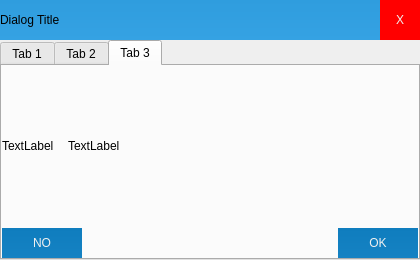
Before: the Qt Designer form MessageForm.ui in longteng9/WikiMate, drawn with Qt 5.
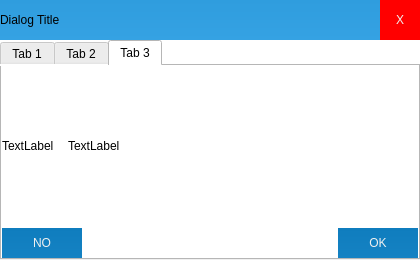
After: the same form once the commit is applied.

What changed in the file:
```diff
--- a/MessageForm.ui
+++ b/MessageForm.ui
@@ -13,6 +13,9 @@
   <property name="windowTitle">
    <string>Form</string>
   </property>
+  <property name="styleSheet">
+   <string notr="true">background-color: rgb(255, 255, 255);</string>
+  </property>
   <layout class="QVBoxLayout" name="verticalLayout">
    <property name="spacing">
     <number>0</number>
@@ -105,6 +108,9 @@
    </item>
    <item>
     <widget class="QTabWidget" name="tabWidget">
+     <property name="styleSheet">
+      <string notr="true">background-color: rgb(255, 255, 255);</string>
+     </property>
      <property name="currentIndex">
       <number>2</number>
      </property>
```
Left out of the diff: 4 changed lines with no effect on the pictures.
